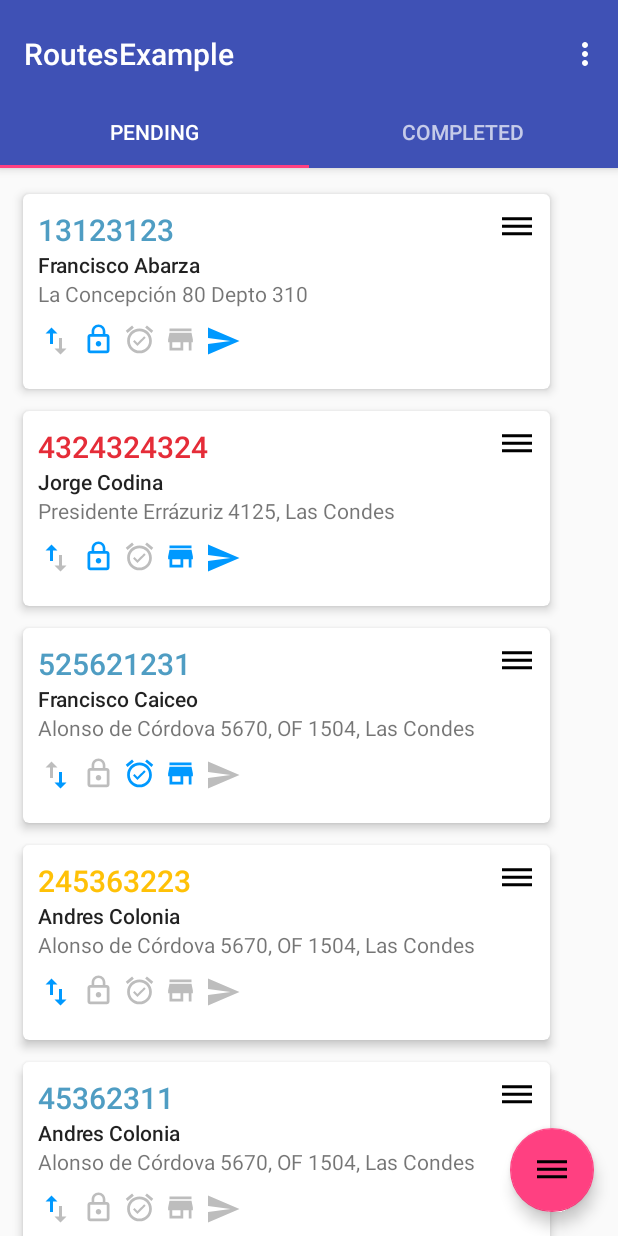
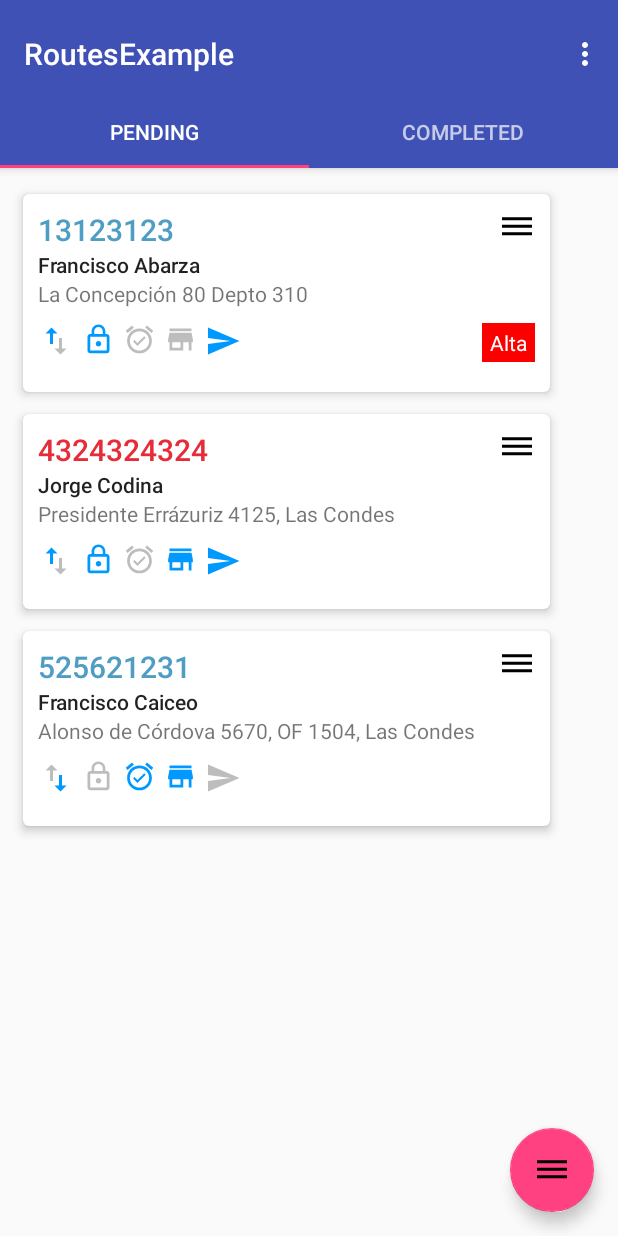
Before and after one commit to abarza/DragRecyclerView, an Android app: the screen it shows after launch (RouteActivity), in the options menu, after a tap on "Reordenar", on a phone screen of 412 x 824 dp. Run offline under Robolectric (Android 15) with nearby library versions, the phone set to English and light mode, and no system bars.

```diff
--- a/app/src/main/java/com/za/abar/reorder/recycler/reorderrecyclerview/adapters/OrderAdapter.java
+++ b/app/src/main/java/com/za/abar/reorder/recycler/reorderrecyclerview/adapters/OrderAdapter.java
@@ -1,10 +1,9 @@
 package com.za.abar.reorder.recycler.reorderrecyclerview.adapters;
 
 import android.app.Activity;
-import android.content.Context;
-import android.support.v4.view.GestureDetectorCompat;
+import android.support.design.widget.Snackbar;
+import android.support.v4.content.ContextCompat;
 import android.support.v4.view.MotionEventCompat;
-import android.support.v7.view.ActionMode;
 import android.support.v7.widget.RecyclerView;
 import android.util.SparseBooleanArray;
 import android.view.LayoutInflater;
@@ -12,6 +11,7 @@ import android.view.MotionEvent;
 import android.view.View;
 import android.view.ViewGroup;
 import android.widget.FrameLayout;
+import android.widget.Toast;
 
 import com.za.abar.reorder.recycler.reorderrecyclerview.R;
 import com.za.abar.reorder.recycler.reorderrecyclerview.RouteActivity;
@@ -35,7 +35,6 @@ public class OrderAdapter extends RecyclerView.Adapter<OrderHolder> implements
   private ArrayList<OrderData> mOrderdata;
   private final OnStartDragListener mDragStartListener;
   private Activity mActivity;
-  private FrameLayout.LayoutParams mLayoutParams;
   private SparseBooleanArray selectedItems;
 
 
@@ -106,6 +105,13 @@ public class OrderAdapter extends RecyclerView.Adapter<OrderHolder> implements
     notifyItemChanged(pos);
   }
 
+  public void selectAllItems() {
+    for (int i = 0; i < getItemCount(); i++) {
+      selectedItems.put(i, true);
+      getSelectedItemCount();
+    }
+  }
+
   public void clearSelections() {
     selectedItems.clear();
     notifyDataSetChanged();
@@ -143,15 +149,15 @@ public class OrderAdapter extends RecyclerView.Adapter<OrderHolder> implements
     final OrderData routeData = mOrderdata.get(position);
 
     holder.updateUI(routeData);
-    mLayoutParams = new FrameLayout.LayoutParams(FrameLayout
+    FrameLayout.LayoutParams layoutParams = new FrameLayout.LayoutParams(FrameLayout
         .LayoutParams.MATCH_PARENT, FrameLayout.LayoutParams.WRAP_CONTENT);
 
 
     if (mActivity instanceof RouteActivity) {
       if (((RouteActivity) mActivity).isSortEnabled) {
         holder.mReorder.setVisibility(View.VISIBLE);
-        mLayoutParams.setMargins(15, 0, 60, 0);
-        holder.mCardView.setLayoutParams(mLayoutParams);
+        layoutParams.setMargins(15, 0, 60, 0);
+        holder.mCardView.setLayoutParams(layoutParams);
         // Start a drag whenever the handle view it touched
         holder.itemView.setOnTouchListener(new View.OnTouchListener() {
           @Override
@@ -171,8 +177,8 @@ public class OrderAdapter extends RecyclerView.Adapter<OrderHolder> implements
             return false;
           }
         });
-        mLayoutParams.setMargins(15, 0, 15, 0);
-        holder.mCardView.setLayoutParams(mLayoutParams);
+        layoutParams.setMargins(15, 0, 15, 0);
+        holder.mCardView.setLayoutParams(layoutParams);
 
       }
 
--- a/app/src/main/java/com/za/abar/reorder/recycler/reorderrecyclerview/services/OrderService.java
+++ b/app/src/main/java/com/za/abar/reorder/recycler/reorderrecyclerview/services/OrderService.java
@@ -50,7 +50,7 @@ public class OrderService {
         "Las Condes",
         null, "#342342", OrderData.OrderMode
         .PICKUP, true, true, true, false));
-    list.add(new OrderData(OrderData.status.PARTIALLY_DELIVERED, "245363223", "Andres Colonia", "Alonso de " +
+/*    list.add(new OrderData(OrderData.status.PARTIALLY_DELIVERED, "245363223", "Andres Colonia", "Alonso de " +
         "Córdova 5670, OF 1504, " +
         "Las Condes",
         "Pudahuel", null, OrderData.OrderMode
@@ -65,7 +65,7 @@ public class OrderService {
             "Córdova 5670, OF 1504, " +
             "Las Condes",
         null, "#342342", OrderData.OrderMode
-        .DEFAULT, false, false, true, false));
+        .DEFAULT, false, false, true, false));*/
 
 
     return list;
--- a/app/src/main/res/drawable/ic_send.xml
+++ b/app/src/main/res/drawable/ic_send.xml
@@ -4,6 +4,6 @@
         android:viewportWidth="24.0"
         android:viewportHeight="24.0">
     <path
-        android:fillColor="#FF000000"
+        android:fillColor="#FFFFFFFF"
         android:pathData="M2.01,21L23,12 2.01,3 2,10l15,2 -15,2z"/>
 </vector>
--- a/app/src/main/res/drawable/ic_synced.xml
+++ b/app/src/main/res/drawable/ic_synced.xml
@@ -4,6 +4,6 @@
         android:viewportWidth="24.0"
         android:viewportHeight="24.0">
     <path
-        android:fillColor="#FF000000"
+        android:fillColor="#FFFFFFFF"
         android:pathData="M2,21l21,-9L2,3l0,7l15,2L2,14L2,21z"/>
 </vector>
--- a/app/src/main/res/values/strings.xml
+++ b/app/src/main/res/values/strings.xml
@@ -14,6 +14,11 @@
   <string name="action_clear_selection">Clear selection</string>
   <string name="action_remove">Remover</string>
   <string name="selection_text">%1$d selected</string>
+  <string name="select_all">Select All</string>
+  <string name="clear_all">Clear All</string>
+  <string name="select_last_mile">Last mile</string>
+  <string name="select_trunk">Trunk</string>
+  <string name="selected_shipments">Selected shipments</string>
 
 
 </resources>
```
Also changed, not shown: app/src/main/java/com/za/abar/reorder/recycler/reorderrecyclerview/fragments/OrdersFragment.java (+38 -4 lines), 1 other file.
